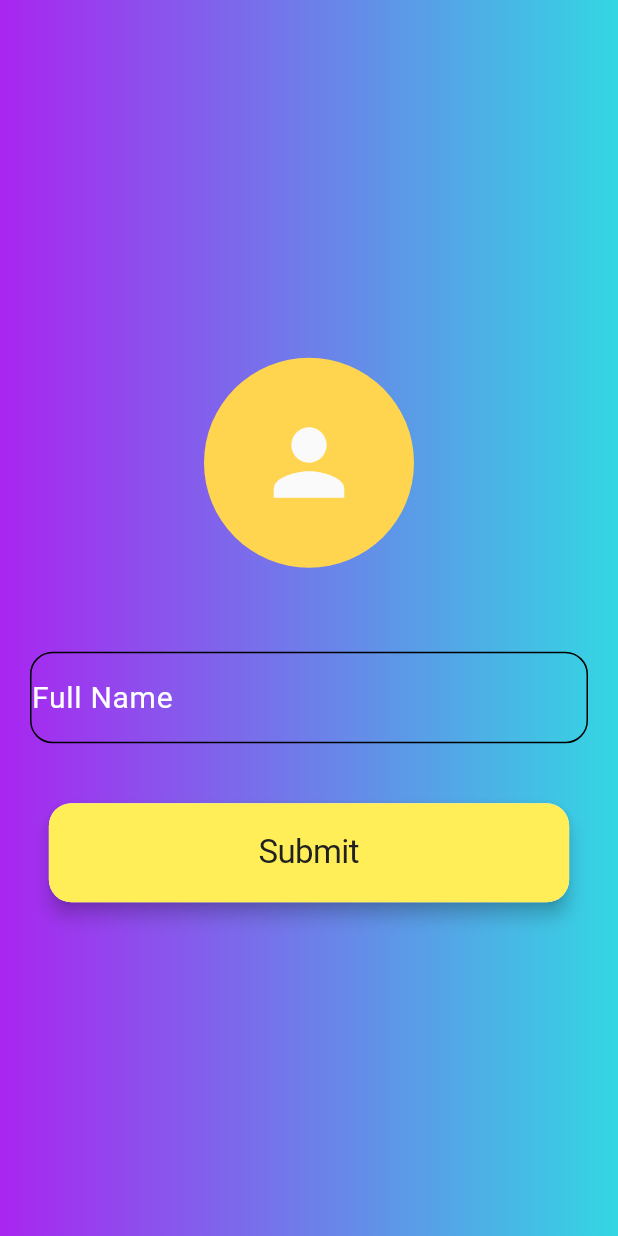
After one commit to itsmealan2000/Videoconference_group1, a Flutter app: the CompleteProfile screen opened directly, on a phone screen of 412 x 824 dp. The commit adds this screen. Run offline on Flutter 3.47's test engine with Material 3 defaults, Android fonts, the phone set to English and light mode, and no system bars; our stand-ins replace firebase_auth, firebase_core; accounts and stored records are empty.

Commit message:
complete auth

```diff
--- /dev/null
+++ b/lib/auth/complete_profile.dart
@@ -0,0 +1,85 @@
+import 'package:flutter/cupertino.dart';
+import 'package:flutter/material.dart';
+import 'package:videoconference/pages/home_page.dart';
+
+class CompleteProfile extends StatefulWidget {
+  const CompleteProfile({super.key});
+
+  @override
+  State<CompleteProfile> createState() => _CompleteProfileState();
+}
+
+class _CompleteProfileState extends State<CompleteProfile> {
+  TextEditingController fullnameController = TextEditingController();
+
+  void checkValues(){
+    Navigator.push(context, MaterialPageRoute(builder: (context) => const HomePage(),));
+  }
+  @override
+  Widget build(BuildContext context) {
+    return Scaffold(
+      body: SafeArea(
+        child: Stack(
+          children: [
+            Container(
+              width: double.infinity,
+              height: double.infinity,
+              decoration: const BoxDecoration(
+                gradient: LinearGradient(colors: [
+                  Color.fromARGB(255, 169, 37, 240),
+                Color.fromARGB(255, 51, 215, 227)
+                ],
+                )
+              ),
+            ),
+            Column(
+              mainAxisAlignment: MainAxisAlignment.center,
+              children: [
+                CupertinoButton(
+                  onPressed: (){},
+                  child: CircleAvatar(
+                    radius: 70,
+                    backgroundColor: Colors.amber.shade300,
+                    child: Icon(Icons.person,size: 70,color: Colors.grey.shade50,),
+                  ),
+                ),
+                const SizedBox(height: 20,),
+                   Container(
+                margin: const EdgeInsets.all(20),
+                decoration: BoxDecoration(
+                    border: Border.all(width: 1, color: Colors.black),
+                    borderRadius: BorderRadius.circular(15)),
+                child: TextField(
+                  style: TextStyle(color: Colors.grey.shade50),
+                  obscureText: false,
+                  controller: fullnameController,
+                  decoration: const InputDecoration(
+                      border: InputBorder.none,
+                      label: Text("Full Name"),
+                      labelStyle: TextStyle(fontSize: 20, color: Colors.white)),
+                ),
+              ),
+              const SizedBox(height: 20,),
+                 Material(
+                elevation: 5,
+                shadowColor: Colors.black,
+                borderRadius: BorderRadius.circular(15),
+                child: CupertinoButton(
+                  padding:const EdgeInsets.symmetric(horizontal: 140, vertical: 20),
+                  borderRadius: BorderRadius.circular(15),
+                  onPressed: checkValues,
+                  color: Colors.yellow.shade400,
+                  child: Text(
+                    'Submit',
+                    style: TextStyle(color: Colors.grey.shade900, fontSize: 22),
+                  ),
+                ),
+              )
+              ],
+            )
+          ],
+        ),
+      ),
+    );
+  }
+}
--- a/lib/auth/signup_page.dart
+++ b/lib/auth/signup_page.dart
@@ -3,7 +3,7 @@
 import 'package:firebase_auth/firebase_auth.dart';
 import 'package:flutter/cupertino.dart';
 import 'package:flutter/material.dart';
-import 'package:videoconference/pages/home_page.dart';
+import 'package:videoconference/auth/complete_profile.dart';
 
 class SignupPage extends StatefulWidget {
   const SignupPage({super.key});
@@ -44,7 +44,7 @@ class _SignupPageState extends State<SignupPage> {
       Navigator.pushReplacement(
           context,
           MaterialPageRoute(
-            builder: (context) => const HomePage(),
+            builder: (context) => const CompleteProfile(),
           ));
     }
   }
```
